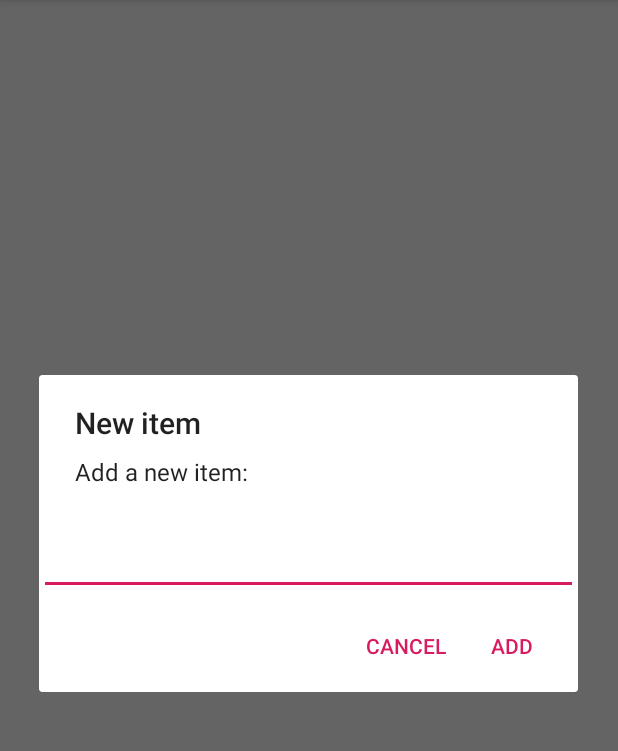
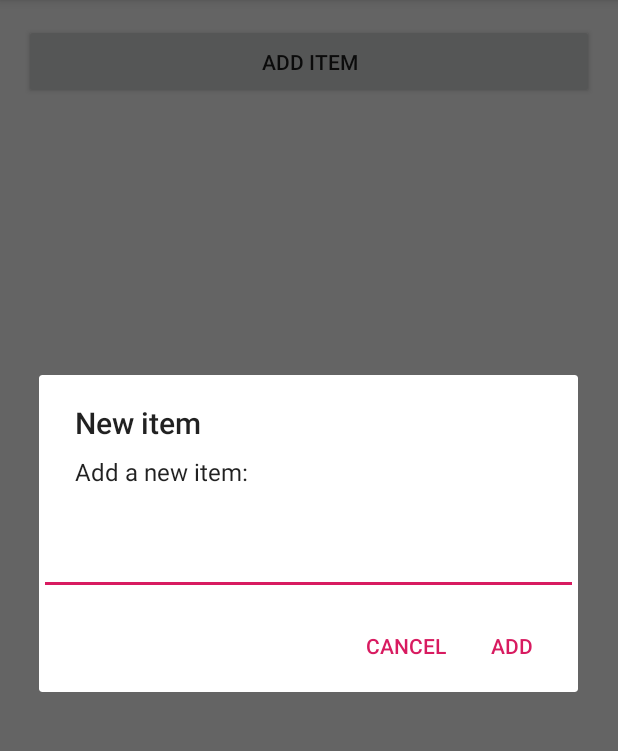
Before and after one commit to MJedr/ShoppingApp, an Android app: the screen it shows after launch (MainActivity), after a tap on "Add item", on a phone screen of 412 x 824 dp, the part 84-835 px from its top. Run offline under Robolectric (Android 15) with nearby library versions, the phone set to English and light mode, and no system bars.

Commit message:
add new templates

```diff
--- a/ShoppingApp/app/src/main/res/layout/activity_main.xml
+++ b/ShoppingApp/app/src/main/res/layout/activity_main.xml
@@ -4,14 +4,26 @@
     android:id="@+id/activity_main"
     android:layout_width="match_parent"
     android:layout_height="match_parent"
+    android:orientation="vertical"
     android:paddingBottom="@dimen/activity_vertical_margin"
     android:paddingLeft="@dimen/activity_horizontal_margin"
     android:paddingRight="@dimen/activity_horizontal_margin"
     android:paddingTop="@dimen/activity_vertical_margin"
     tools:context=".MainActivity">
 
+    <Button
+        android:layout_width="match_parent"
+        android:layout_height="50dp"
+        android:text="Add item"
+        android:id="@+id/add_to_list_btn"/>
+
+
     <ListView
+        android:id="@+id/list_to_buy"
+        android:paddingTop="@dimen/activity_vertical_margin"
         android:layout_width="wrap_content"
         android:layout_height="wrap_content"
-        android:id="@+id/list_to_buy" />
+        android:layout_below="@+id/add_to_list_btn"
+        android:layout_marginTop="4dp" />
+
 </RelativeLayout>
```
Also changed, not shown: ShoppingApp/app/src/main/res/layout/add_item_dialog.xml (added, +79 -0 lines).
